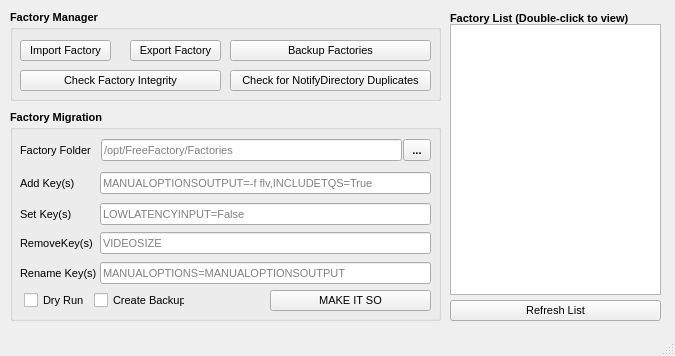
This is bin/FactoryMgr.ui in lacojim/FreeFactoryQT as Qt 5 draws it before an edit. The edited form follows.
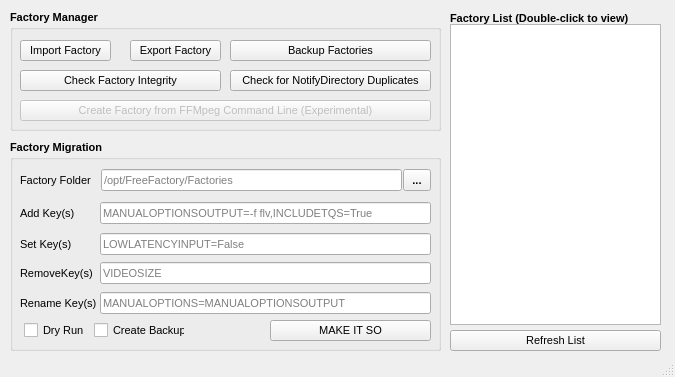
This is the edited form.

Patch:
```diff
--- a/bin/FactoryMgr.ui
+++ b/bin/FactoryMgr.ui
@@ -7,7 +7,7 @@
     <x>0</x>
     <y>0</y>
     <width>675</width>
-    <height>356</height>
+    <height>377</height>
    </rect>
   </property>
   <property name="windowTitle">
@@ -20,7 +20,7 @@
       <x>10</x>
       <y>10</y>
       <width>431</width>
-      <height>91</height>
+      <height>121</height>
      </rect>
     </property>
     <property name="font">
@@ -142,12 +142,37 @@
       <string>Check for NotifyDirectory Duplicates</string>
      </property>
     </widget>
+    <widget class="QPushButton" name="CreateFactoryCommandLine">
+     <property name="enabled">
+      <bool>false</bool>
+     </property>
+     <property name="geometry">
+      <rect>
+       <x>10</x>
+       <y>90</y>
+       <width>411</width>
+       <height>21</height>
+      </rect>
+     </property>
+     <property name="font">
+      <font>
+       <pointsize>8</pointsize>
+       <bold>false</bold>
+      </font>
+     </property>
+     <property name="toolTip">
+      <string>Create a new Factory from a Linux style FFMpeg command line.</string>
+     </property>
+     <property name="text">
+      <string>Create Factory from FFMpeg Command Line (Experimental)</string>
+     </property>
+    </widget>
    </widget>
    <widget class="QGroupBox" name="groupBox_2">
     <property name="geometry">
      <rect>
       <x>10</x>
-      <y>110</y>
+      <y>140</y>
       <width>431</width>
       <height>211</height>
      </rect>
@@ -454,7 +479,7 @@
       <x>450</x>
       <y>24</y>
       <width>211</width>
-      <height>271</height>
+      <height>301</height>
      </rect>
     </property>
     <property name="font">
@@ -487,7 +512,7 @@
     <property name="geometry">
      <rect>
       <x>450</x>
-      <y>300</y>
+      <y>330</y>
       <width>211</width>
       <height>21</height>
      </rect>
```
